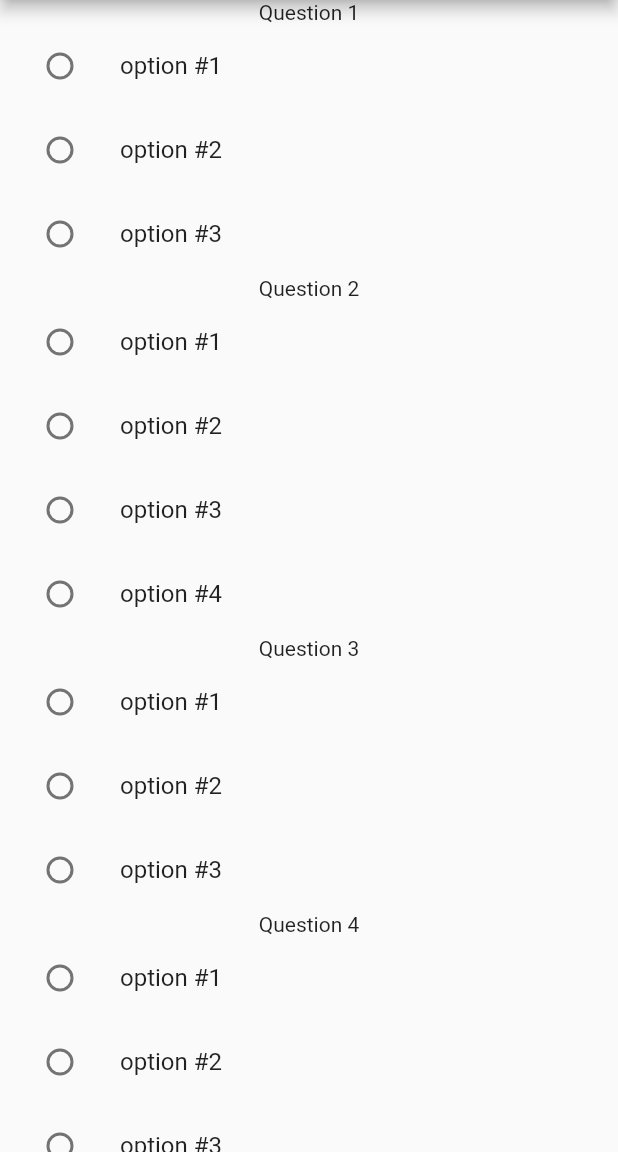
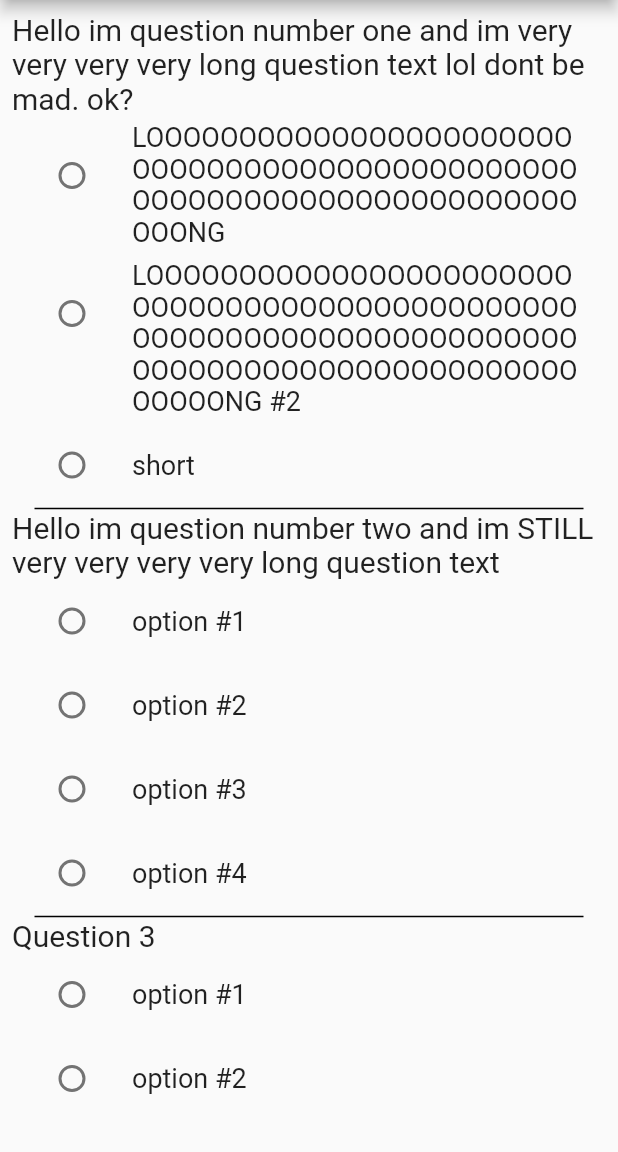
Before and after one commit to AvielCo/TriviaMind, a Flutter app: the screen it shows after launch, on a phone screen of 412 x 824 dp, the part 84-1236 px from its top. Run offline on Flutter 3.47's test engine with Material 2 defaults, Android fonts, the light colour scheme and no system bars.

Commit message:
Changed the design a bit. Added padding and custom widget which holds text widget to make it readable.

```diff
--- /dev/null
+++ b/lib/custom_text.dart
@@ -0,0 +1,24 @@
+import 'package:flutter/material.dart';
+
+class CustomText extends StatelessWidget {
+  final String? align; // string like: 'left' or 'right'
+  final String text; // the text to be displayed
+  final MaterialColor? color; // the color of the text; one of: Colors.<color>
+  final double? fontSize; // text size
+  CustomText(this.text, {this.align, this.color, this.fontSize});
+
+  Alignment? checkAlign() {
+    if (align == null) {
+      return null;
+    }
+    return align == 'right' ? Alignment.centerRight : Alignment.centerLeft;
+  }
+
+  @override
+  Widget build(BuildContext context) {
+    return Container(
+      alignment: checkAlign(),
+      child: Text(text, style: TextStyle(color: color, fontSize: fontSize)),
+    );
+  }
+}
--- a/lib/main.dart
+++ b/lib/main.dart
@@ -9,9 +9,11 @@ void main() {
 class TriviaMind extends StatelessWidget {
   @override
   Widget build(BuildContext context) {
-    return MaterialApp(home: Scaffold(
-      appBar: AppBar(title: Text("Trivia Mind"),),
-      body: Center(child: Questions(),))
-      );
+    return MaterialApp(
+        home: Scaffold(
+            appBar: AppBar(
+              title: Text("Trivia Mind"),
+            ),
+            body: Questions()));
   }
 }
--- a/lib/options.dart
+++ b/lib/options.dart
@@ -1,4 +1,6 @@
 import 'package:flutter/material.dart';
+
+import './custom_text.dart';
 
 class Options extends StatefulWidget {
   final List<String> options;
@@ -17,18 +19,20 @@ class _OptionsState extends State<Options> {
       children: [
         ...widget.options.asMap().entries.map((option) {
           return ListTile(
-              title: Text(option.value),
+              title: CustomText(
+                option.value,
+                fontSize: 18,
+              ),
               leading: Radio(
                   value: option.key,
                   groupValue: groupValue,
                   onChanged: (optionSelected) {
+                    //fired when choosing different answer.
                     setState(() {
                       groupValue = optionSelected as int;
                     });
                     widget.updateAnswers(
                         widget.questionIndex, optionSelected as int);
-                    print(
-                        "Question #${widget.questionIndex}, Selected: $optionSelected");
                   }));
         }).toList()
       ],
--- a/lib/questions.dart
+++ b/lib/questions.dart
@@ -1,16 +1,19 @@
 import 'package:flutter/material.dart';
 
 import 'options.dart';
+import 'custom_text.dart';
 
 class Questions extends StatefulWidget {
   final quiz = [
     {
-      'question': 'Question 1',
-      'options': ['option #1', 'option #2', 'option #3'],
+      'question':
+          'Hello im question number one and im very very very very long question text lol dont be mad. ok?',
+      'options': ['LOOOOOOOOOOOOOOOOOOOOOOOOOOOOOOOOOOOOOOOOOOOOOOOOOOOOOOOOOOOOOOOOOOOOOOOOOONG', 'LOOOOOOOOOOOOOOOOOOOOOOOOOOOOOOOOOOOOOOOOOOOOOOOOOOOOOOOOOOOOOOOOOOOOOOOOOOOOOOOOOOOOOOOOOOOOOOOOOOOONG #2', 'short'],
       'correct': 1
     },
     {
-      'question': 'Question 2',
+      'question':
+          'Hello im question number two and im STILL very very very very long question text',
       'options': ['option #1', 'option #2', 'option #3', 'option #4'],
       'correct': 0
     },
@@ -69,17 +72,36 @@ class _QuestionsState extends State<Questions> {
 
   @override
   Widget build(BuildContext context) {
-    return ListView(children: [
+    return Padding(
+      padding: const EdgeInsets.all(8.0),
+      child: ListView(
+        children: [
+          // iterate over quiz and render a list of questions with theire options
           ...widget.quiz.asMap().entries.map((questionDetails) {
             return Column(
               children: [
-            Text(questionDetails.value['question'] as String),
+                CustomText(
+                  questionDetails.value['question'] as String,
+                  align: 'left',
+                  fontSize: 20,
+                ),
                 Options(questionDetails.value['options'] as List<String>,
-                questionDetails.key, updateAnswer)
+                    questionDetails.key, updateAnswer),
+                // render divider for every question but the last
+                if (questionDetails.key != widget.quiz.length - 1)
+                  const Divider(
+                    color: Colors.black,
+                    height: 2,
+                    thickness: 1,
+                    indent: 15,
+                    endIndent: 15,
+                  )
               ],
             );
           }).toList(),
           ElevatedButton(onPressed: checkAnswers, child: Text("Check answers"))
-    ]);
+        ],
+      ),
+    );
   }
 }
```
Lines whose indentation alone changed are shown as unchanged.
